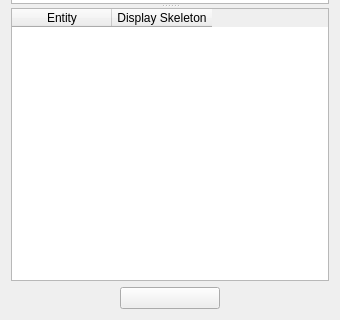
fernandotonon/QtMeshEditor, file ui_files/animationwidget.ui: the form before one commit; both pictures show x 0 to 340 and y 281 to 601 of the 340 by 601 pixel window.
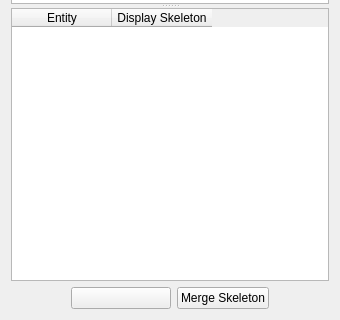
The form after the commit. Icons and pictures are not drawn.

The edit to the form file:
```diff
--- a/ui_files/animationwidget.ui
+++ b/ui_files/animationwidget.ui
@@ -126,6 +126,19 @@
        </property>
       </widget>
      </item>
+     <item>
+      <widget class="QPushButton" name="mergeButton">
+       <property name="text">
+        <string>Merge Skeleton</string>
+       </property>
+       <property name="iconSize">
+        <size>
+         <width>20</width>
+         <height>20</height>
+        </size>
+       </property>
+      </widget>
+     </item>
      <item>
       <spacer name="horizontalSpacer_5">
        <property name="orientation">
```
